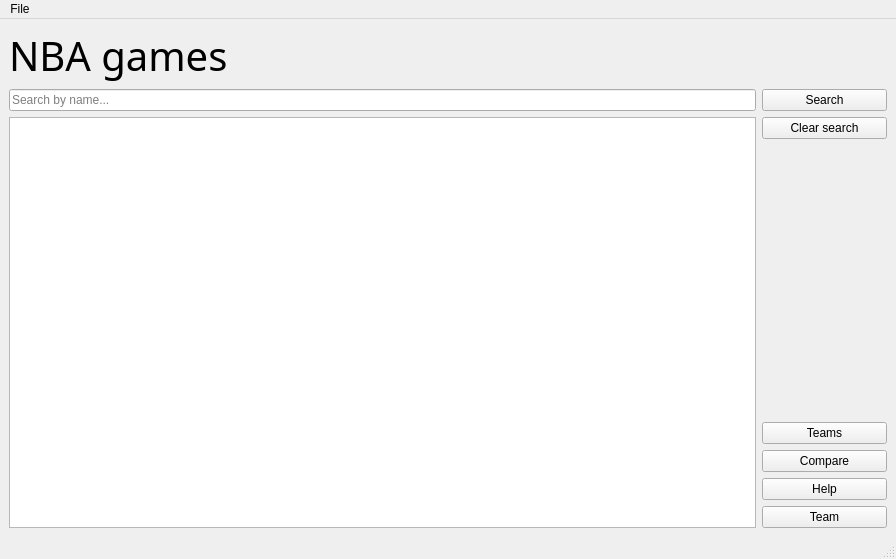
Qt form nba_game/mainwindow.ui (Razorlance/dsba-itop2022-hw) before a commit.
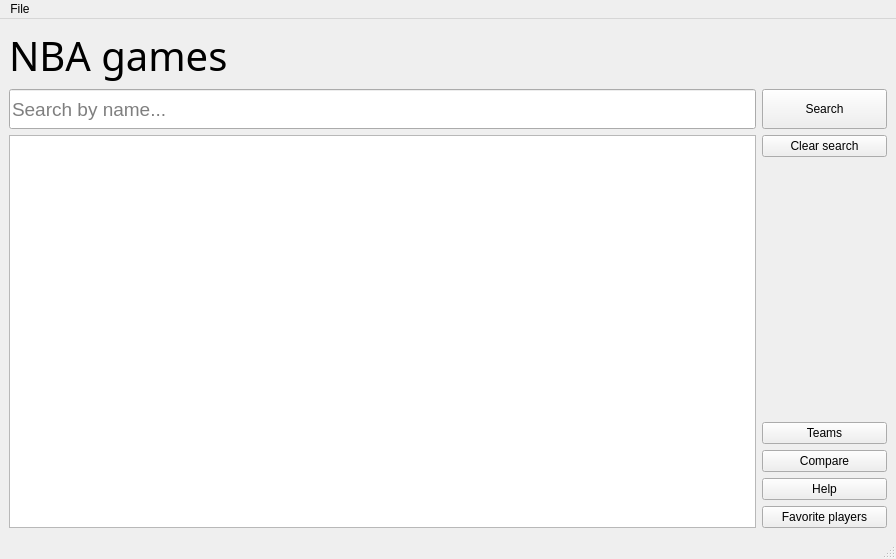
The same form after that commit. Icons and pictures are not drawn.

The edit to the form file:
```diff
--- a/nba_game/mainwindow.ui
+++ b/nba_game/mainwindow.ui
@@ -38,6 +38,23 @@
        <layout class="QHBoxLayout" name="horizontalLayout" stretch="300,50">
         <item>
          <widget class="QLineEdit" name="search_input">
+          <property name="minimumSize">
+           <size>
+            <width>0</width>
+            <height>40</height>
+           </size>
+          </property>
+          <property name="baseSize">
+           <size>
+            <width>10</width>
+            <height>40</height>
+           </size>
+          </property>
+          <property name="font">
+           <font>
+            <pointsize>14</pointsize>
+           </font>
+          </property>
           <property name="text">
            <string/>
           </property>
@@ -48,6 +65,12 @@
         </item>
         <item>
          <widget class="QPushButton" name="search_button">
+          <property name="minimumSize">
+           <size>
+            <width>0</width>
+            <height>40</height>
+           </size>
+          </property>
           <property name="text">
            <string>Search</string>
           </property>
@@ -116,7 +139,7 @@
           <item>
            <widget class="QPushButton" name="team_button">
             <property name="text">
-             <string>Team</string>
+             <string>Favorite players</string>
             </property>
            </widget>
           </item>
```
